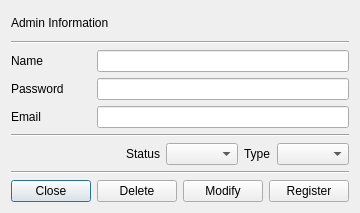
jykim74/CCMan, file CCMan/admin_dlg.ui: the form before one commit.
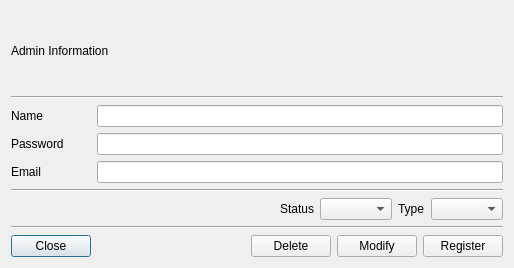
The form after the commit.

Commit message: UI 개선

```diff
--- a/CCMan/admin_dlg.ui
+++ b/CCMan/admin_dlg.ui
@@ -6,8 +6,8 @@
    <rect>
     <x>0</x>
     <y>0</y>
-    <width>344</width>
-    <height>213</height>
+    <width>514</width>
+    <height>268</height>
    </rect>
   </property>
   <property name="windowTitle">
@@ -91,7 +91,14 @@
       </widget>
      </item>
      <item row="0" column="1">
-      <widget class="QLineEdit" name="mEmailText"/>
+      <widget class="QLineEdit" name="mEmailText">
+       <property name="minimumSize">
+        <size>
+         <width>400</width>
+         <height>0</height>
+        </size>
+       </property>
+      </widget>
      </item>
     </layout>
    </item>
```
